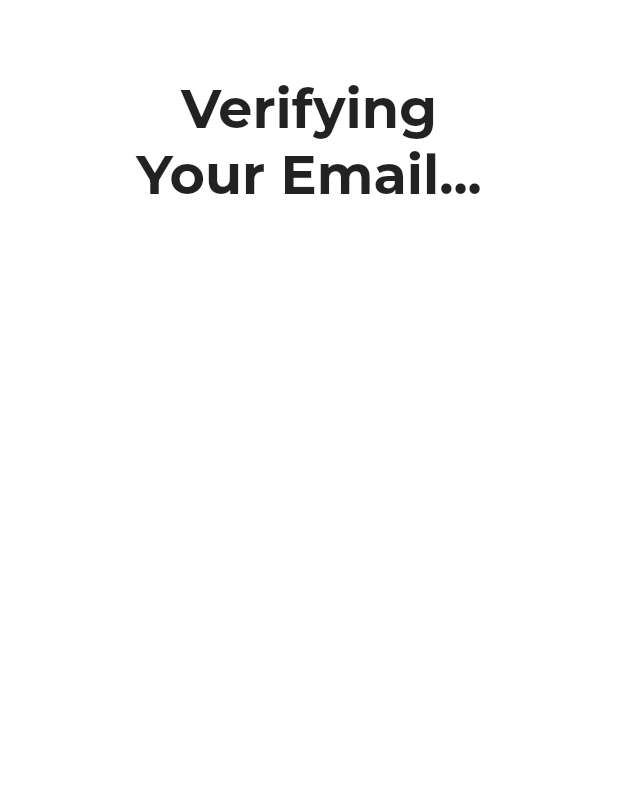
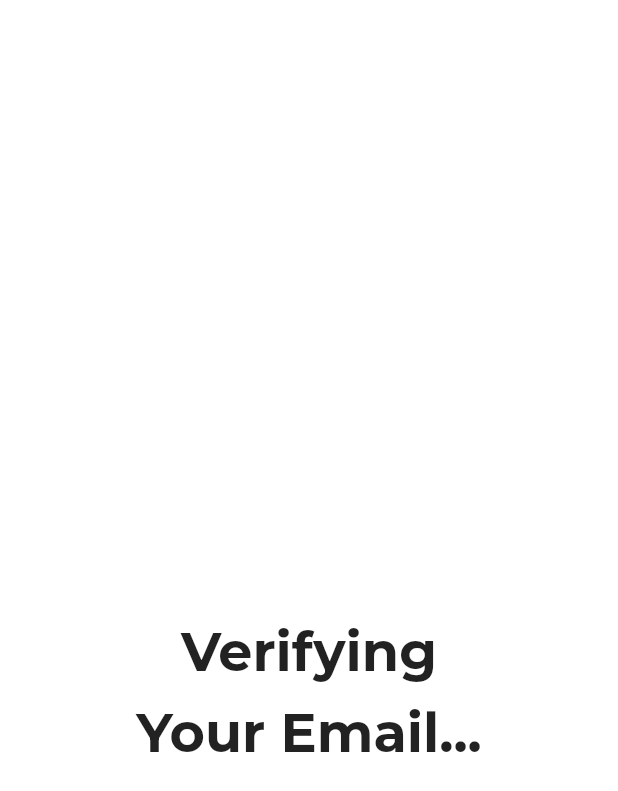
Before and after one commit to radaSpu/radaV2, a Flutter app: the VerifyScreen screen opened directly, on a phone screen of 412 x 824 dp. Shown: the top 791 px of the screen. Run offline on Flutter 3.47's test engine with Material 2 defaults, Android fonts, the phone set to English and light mode, and no system bars; our stand-ins replace another_flushbar, cached_network_image, carousel_slider, cloud_firestore, dio, dropdown_formfield and 13 more; missing offline and left inert: connectivityswift, link_text, pusher_client, state_persistence; accounts and stored records are empty; network calls fail; project files that could hold a hidden picture were left out.

Commit message:
UI changes

```diff
--- a/lib/screens/VerifyScreen.dart
+++ b/lib/screens/VerifyScreen.dart
@@ -39,33 +39,29 @@ class _VerifyScreenState extends State<VerifyScreen> {
   Widget build(BuildContext context) {
     return Scaffold(
       backgroundColor: Colors.white,
-      body: Center(
-        child: Padding(
-          padding: const EdgeInsets.all(50.0),
-          child: Column(
-            children: [
+      body: Padding(
+        padding: EdgeInsets.all(0.0),
+        child: ListView(
+          children: <Widget>[
             Container(
-                child: Text(
-                    'Verifying',
+              alignment: Alignment.center,
+              padding: EdgeInsets.fromLTRB(10, MediaQuery.of(context).size.height / 2, 10, 0),
+              child: Text('Verifying',
                   style: TextStyle(
                       fontSize: 36,
                       fontWeight: FontWeight.w600,
-                        fontFamily: 'Montserrat')
-
-                    ),
+                      fontFamily: 'Montserrat')),
             ),
             Container(
-                child: Text(
-                    'Your Email...',
+              alignment: Alignment.center,
+              padding: EdgeInsets.fromLTRB(10, 10, 10, 0),
+              child: Text('Your Email...',
                   style: TextStyle(
                       fontSize: 36,
                       fontWeight: FontWeight.w600,
-                        fontFamily: 'Montserrat')
-
-                ),
+                      fontFamily: 'Montserrat')),
             ),
           ],
-          ),
         ),
       ),
     );
--- a/lib/screens/profile.dart
+++ b/lib/screens/profile.dart
@@ -364,9 +364,9 @@ class _ProfilePageState extends State<ProfilePage> {
 
   void getProfile() async {
     var documentReference =
-        FirebaseFirestore.instance.collection('Users').doc(widget.id);
+        FirebaseFirestore.instance.collection('UsersData').doc(widget.id);
     await FirebaseFirestore.instance
-        .collection("Users")
+        .collection("UsersData")
         .doc(widget.id)
         .get()
         .then((value) {
--- a/pubspec.yaml
+++ b/pubspec.yaml
@@ -92,6 +92,7 @@ flutter:
     - assets/images/Quick_Notification_Icon.png
     - assets/images/HELP_Icon.png
     - assets/images/intro.jpg
+    - assets/images/student1.jfif
 
   # An image asset can refer to one or more resolution-specific "variants", see
   # https://flutter.dev/assets-and-images/#resolution-aware.
```
Also changed, not shown: lib/screens/counsellors.dart (+25 -0 lines), lib/screens/dashboard.dart (+57 -28 lines), lib/screens/splashscreen.dart (+39 -39 lines), 1 other file. Lines whose indentation alone changed are shown as unchanged.
